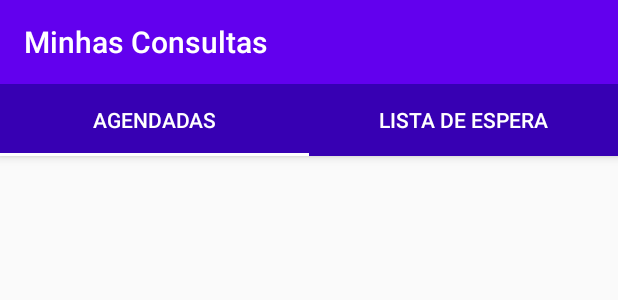
After one commit to amdagomes/SuaConsulta, an Android app: the layout activity_minhas_consultas.xml on its own in the app's theme, with its tools: preview values and no code run, on a phone screen of 412 x 824 dp. The commit adds this screen. Shown: the top 300 px of the screen. Run offline under Robolectric (Android 15) with nearby library versions, the phone set to English and light mode, and no system bars; Roboto replaces fonts that are not available here.

Commit message:
tela minhas consultas

```diff
--- a/app/build.gradle
+++ b/app/build.gradle
@@ -22,11 +22,13 @@ dependencies {
     implementation fileTree(dir: 'libs', include: ['*.jar'])
     implementation 'com.android.support:appcompat-v7:28.0.0'
     implementation 'com.android.support:design:28.0.0'
+    implementation 'android.arch.lifecycle:extensions:1.1.1'
     testImplementation 'junit:junit:4.12'
     androidTestImplementation 'com.android.support.test:runner:1.0.2'
     androidTestImplementation 'com.android.support.test.espresso:espresso-core:3.0.2'
     implementation 'com.android.support.constraint:constraint-layout:1.1.3'
     implementation 'com.android.support:gridlayout-v7:28.0.0'
     implementation 'de.hdodenhof:circleimageview:2.2.0'
+    implementation 'com.android.support:support-v4:28.0.0'
     //implementation 'com.google.android.gms:play-services-ads:17.1.2'
 }
--- a/app/src/main/AndroidManifest.xml
+++ b/app/src/main/AndroidManifest.xml
@@ -29,7 +29,8 @@
             android:resource="@array/preloaded_fonts" />
 
         <activity android:name=".CadastroActivity" />
-        <activity android:name=".HomeActivity"></activity>
+        <activity android:name=".HomeActivity" />
+        <activity android:name=".MinhasConsultasActivity"></activity>
     </application>
 
 </manifest>
--- a/app/src/main/java/com/ifpb/suaconsulta/HomeActivity.java
+++ b/app/src/main/java/com/ifpb/suaconsulta/HomeActivity.java
@@ -1,7 +1,9 @@
 package com.ifpb.suaconsulta;
 
+import android.content.Intent;
 import android.support.v7.app.AppCompatActivity;
 import android.os.Bundle;
+import android.view.View;
 
 public class HomeActivity extends AppCompatActivity {
 
@@ -10,4 +12,9 @@ public class HomeActivity extends AppCompatActivity {
         super.onCreate(savedInstanceState);
         setContentView(R.layout.activity_home);
     }
+
+    public void carregaTelaMinhasConsultas(View view) {
+        Intent intent = new Intent(HomeActivity.this, MinhasConsultasActivity.class);
+        startActivity(intent);
+    }
 }
--- /dev/null
+++ b/app/src/main/java/com/ifpb/suaconsulta/MinhasConsultasActivity.java
@@ -0,0 +1,19 @@
+package com.ifpb.suaconsulta;
+
+import android.support.design.widget.TabLayout;
+import android.support.v4.view.ViewPager;
+import android.support.v7.app.AppCompatActivity;
+import android.os.Bundle;
+import android.util.Log;
+import android.view.View;
+import android.widget.TextView;
+
+public class MinhasConsultasActivity extends AppCompatActivity {
+
+    @Override
+    protected void onCreate(Bundle savedInstanceState) {
+        super.onCreate(savedInstanceState);
+        setContentView(R.layout.activity_minhas_consultas);
+    }
+
+}
--- a/app/src/main/res/layout/activity_home.xml
+++ b/app/src/main/res/layout/activity_home.xml
@@ -112,6 +112,7 @@
             android:layout_row="0"
             android:layout_column="0"
             android:clickable="true"
+            android:onClick="carregaTelaMinhasConsultas"
             android:gravity="center_vertical"
             android:orientation="vertical"
             android:padding="5dp"
--- /dev/null
+++ b/app/src/main/res/layout/activity_minhas_consultas.xml
@@ -0,0 +1,53 @@
+<?xml version="1.0" encoding="utf-8"?>
+<android.support.design.widget.CoordinatorLayout xmlns:android="http://schemas.android.com/apk/res/android"
+    xmlns:tools="http://schemas.android.com/tools"
+    xmlns:app="http://schemas.android.com/apk/res-auto"
+    android:layout_width="match_parent"
+    android:layout_height="match_parent">
+
+    <android.support.design.widget.AppBarLayout
+        android:id="@+id/appbar"
+        android:layout_width="match_parent"
+        android:layout_height="wrap_content"
+        android:background="@color/design_default_color_primary_dark">
+
+        <android.support.v7.widget.Toolbar
+            android:layout_width="match_parent"
+            android:layout_height="?attr/actionBarSize"
+            android:background="@color/design_default_color_primary"
+            android:textAlignment="center"
+            app:buttonGravity="top"
+            app:layout_scrollFlags="scroll|enterAlways"
+            app:title="Minhas Consultas"
+            app:titleTextColor="@color/colorWhite"></android.support.v7.widget.Toolbar>
+
+        <android.support.design.widget.TabLayout
+            android:id="@+id/tabs"
+            android:layout_width="match_parent"
+            android:layout_height="wrap_content"
+            android:textAlignment="center"
+            app:tabIndicatorColor="@color/colorWhite"
+            app:tabTextColor="@color/colorWhite">
+
+            <android.support.design.widget.TabItem
+                android:id="@+id/tabAgendadas"
+                android:layout_width="match_parent"
+                android:layout_height="wrap_content"
+                android:text="@string/agendadas" />
+
+            <android.support.design.widget.TabItem
+                android:id="@+id/tabListaEspera"
+                android:layout_width="match_parent"
+                android:layout_height="wrap_content"
+                android:text="@string/listaEspera" />
+        </android.support.design.widget.TabLayout>
+
+    </android.support.design.widget.AppBarLayout>
+
+    <android.support.v4.widget.NestedScrollView
+        android:layout_width="match_parent"
+        android:layout_height="match_parent"
+        app:layout_behavior="android.support.design.widget.AppBarLayout$ScrollingViewBehavior">
+    </android.support.v4.widget.NestedScrollView>
+
+</android.support.design.widget.CoordinatorLayout>
--- a/app/src/main/res/values/strings.xml
+++ b/app/src/main/res/values/strings.xml
@@ -28,4 +28,9 @@
     <string name="descMedicamentos">Lembre-se de tomar seus medicamentos</string>
     <string name="conta">Conta</string>
     <string name="descConta">Verifique suas informações</string>
+
+    <!-- Strings related to home -->
+    <string name="minhasConsultas">Minhas Consultas</string>
+    <string name="agendadas">Agendadas</string>
+    <string name="listaEspera">Lista de espera</string>
 </resources>
```
